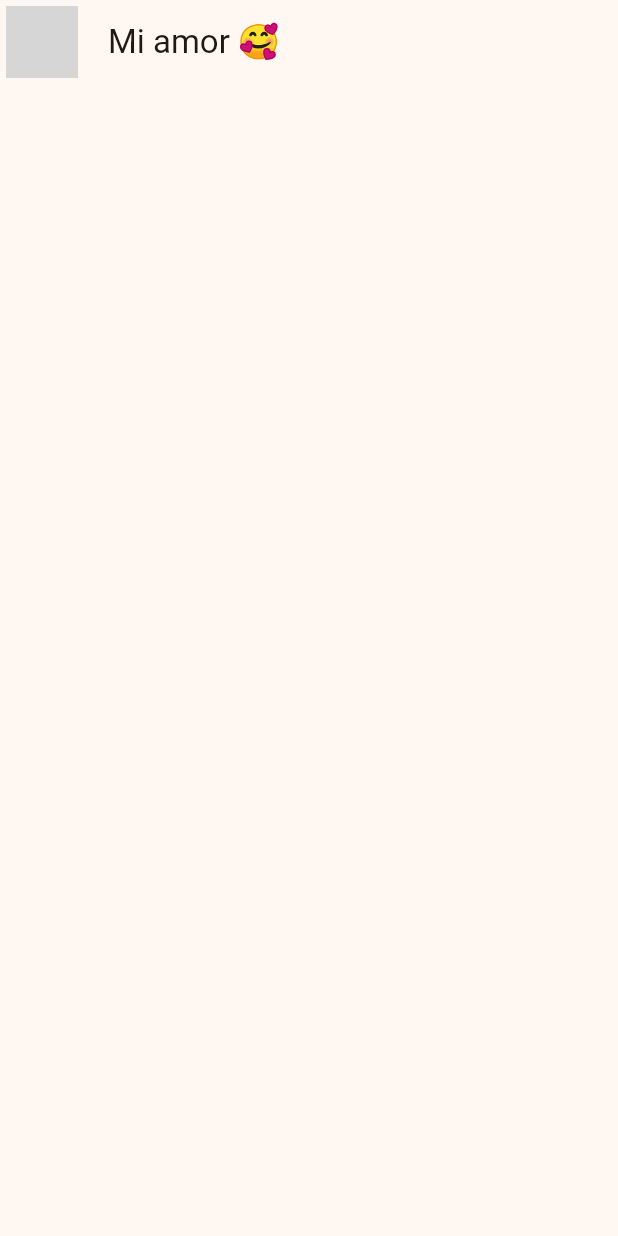
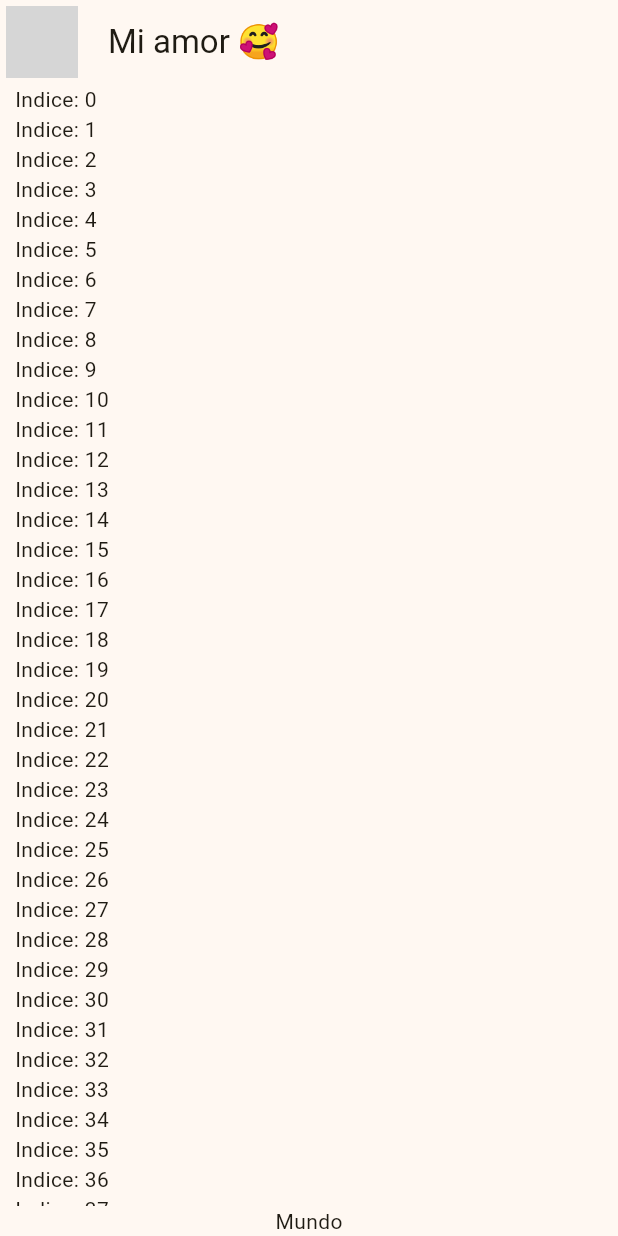
Before and after one commit to NiLord/curso-flutter, a Flutter app: the screen it shows after launch, on a phone screen of 412 x 824 dp. Run offline on Flutter 3.47's test engine with Material 3 defaults, Android fonts, the phone set to English and light mode, and no system bars; network calls fail; grey boxes are pictures that could not be loaded.

```diff
--- a/yes_no_app/lib/presentation/chat/chat_screen.dart
+++ b/yes_no_app/lib/presentation/chat/chat_screen.dart
@@ -17,6 +17,26 @@ class ChatScreen extends StatelessWidget {
           ),
           title: const Text("Mi amor 🥰"),
           centerTitle: false),
+      body: _ChatView(),
     );
   }
 }
+
+class _ChatView extends StatelessWidget {
+  @override
+  Widget build(BuildContext context) {
+    return SafeArea(
+      child: Padding(
+        padding: const EdgeInsets.symmetric(horizontal: 10),
+        child: Column(children: [
+          Expanded(
+              child: ListView.builder(
+            itemCount: 100,
+            itemBuilder: (context, index) => Text("Indice: $index"),
+          )),
+          const Text("Mundo")
+        ]),
+      ),
+    );
+  }
+}
```
